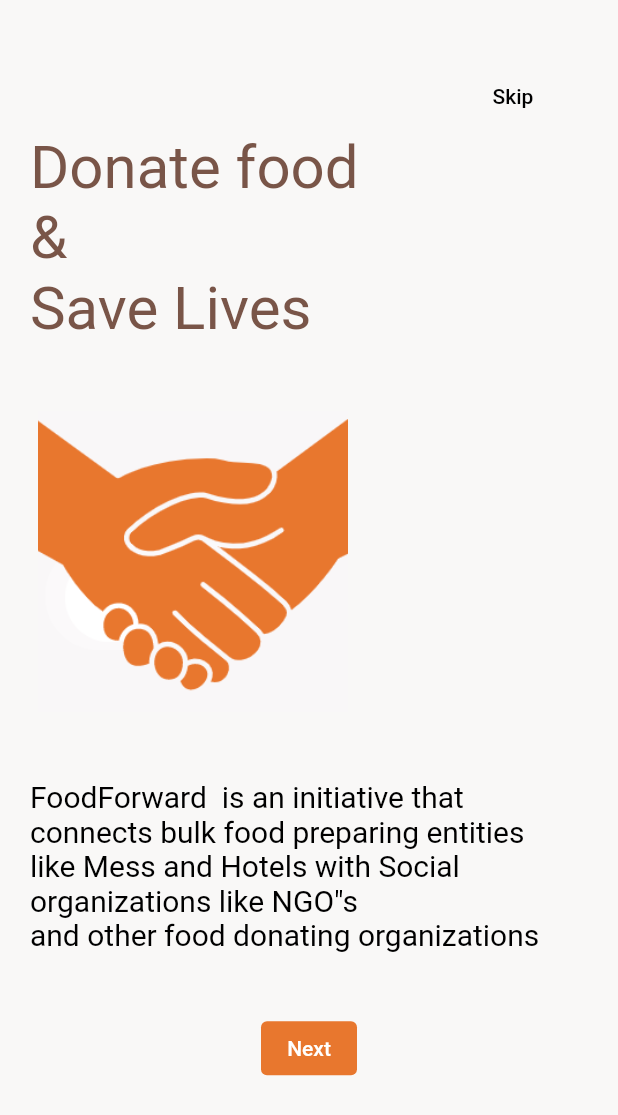
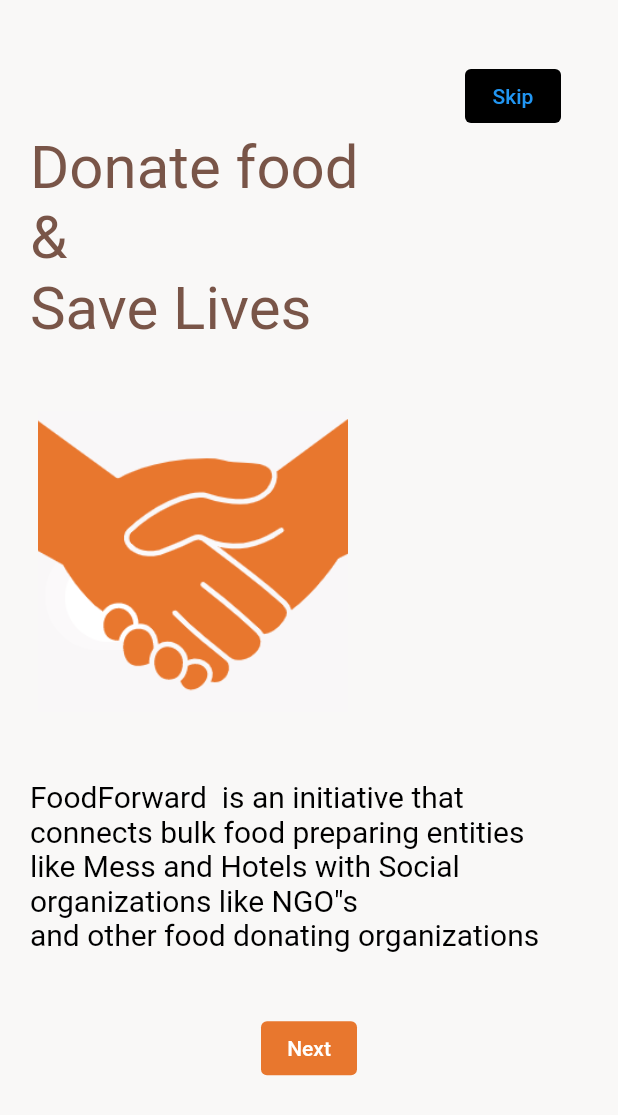
Before and after one commit to Nayan026/FoodForward01, a Flutter app: the screen it shows after launch, after a tap on "Next", on a phone screen of 412 x 824 dp. Shown: the top 1115 px of the screen. Run offline on Flutter 3.47's test engine with Material 2 defaults, Android fonts, the phone set to English and light mode, and no system bars; our stand-ins replace firebase_auth, firebase_core, firebase_database; accounts and stored records are empty.

Commit message:
skip function implemented

```diff
--- a/lib/Splash/splash1.dart
+++ b/lib/Splash/splash1.dart
@@ -1,6 +1,6 @@
 import 'package:flutter/material.dart';
 import 'splash2.dart';
-
+import 'package:flutter_application_1/Authentication/sign_in.dart';
 
 
 class splash1 extends StatefulWidget {
@@ -11,7 +11,9 @@ class splash1 extends StatefulWidget {
 }
 
 class _splash1State extends State<splash1> {
+
   @override
+
   Widget build(BuildContext context) {
     return Scaffold(
       backgroundColor: Color(0xFFf9f8f7),
@@ -23,17 +25,25 @@ class _splash1State extends State<splash1> {
             height: 40,
           ),
           Container(                            //skip icon
-            margin:EdgeInsets.only(left:310) ,
+            margin:const EdgeInsets.only(left:310) ,
             child:TextButton(
-          child: Text("Skip"),
           style: TextButton.styleFrom(
-            primary: Colors.black,
+            backgroundColor: Colors.black,
           ),
-          onPressed: () {},
+          onPressed: () {
+             Navigator.push(
+                            context,
+                            MaterialPageRoute(
+                                builder: (context) =>  sign_in()),
+                          );
+
+
+          },
+          child: const Text("Skip"),
         ),
           ),
           Container(
-            margin: EdgeInsets.only(left:20),
+            margin: const EdgeInsets.only(left:20),
             child: const Text(
               "Donate food \n& \nSave Lives",
               textScaleFactor: 2.0,
@@ -44,7 +54,7 @@ class _splash1State extends State<splash1> {
             height: 40,
           ),
           Container(
-            margin: EdgeInsets.only(left:20,right:175),
+            margin: const EdgeInsets.only(left:20,right:175),
              padding: const EdgeInsets.all(5),
             child:Image.asset('assets/hand.png')
           ),
@@ -52,7 +62,7 @@ class _splash1State extends State<splash1> {
             height: 40,
           ),
           Container(
-            margin: EdgeInsets.only(left:20),
+            margin: const EdgeInsets.only(left:20),
             child: const Text('FoodForward  is an initiative that\nconnects bulk food preparing entities\nlike Mess and Hotels with Social organizations like NGO"s\nand other food donating organizations  ',
              textScaleFactor: 1.0,
              style: TextStyle(color: Colors.black, fontSize: 20.0)),
@@ -62,8 +72,7 @@ class _splash1State extends State<splash1> {
           ),
           Container(
               alignment: Alignment.center,
-            child: ElevatedButton( child: Text("Next"),
-          style: ElevatedButton.styleFrom(
+            child: ElevatedButton( style: ElevatedButton.styleFrom(
             primary:Color (0xFFe8772e),
             elevation: 0,),
              onPressed: () {
@@ -72,7 +81,7 @@ class _splash1State extends State<splash1> {
                             MaterialPageRoute(
                                 builder: (context) => splash2()),
                           );
-             },)
+             }, child: Text("Next"),)
           )
         ],
       ),
```
Also changed, not shown: lib/Splash/splash2.dart (+10 -1 lines), lib/Splash/splash3.dart (+7 -1 lines).
